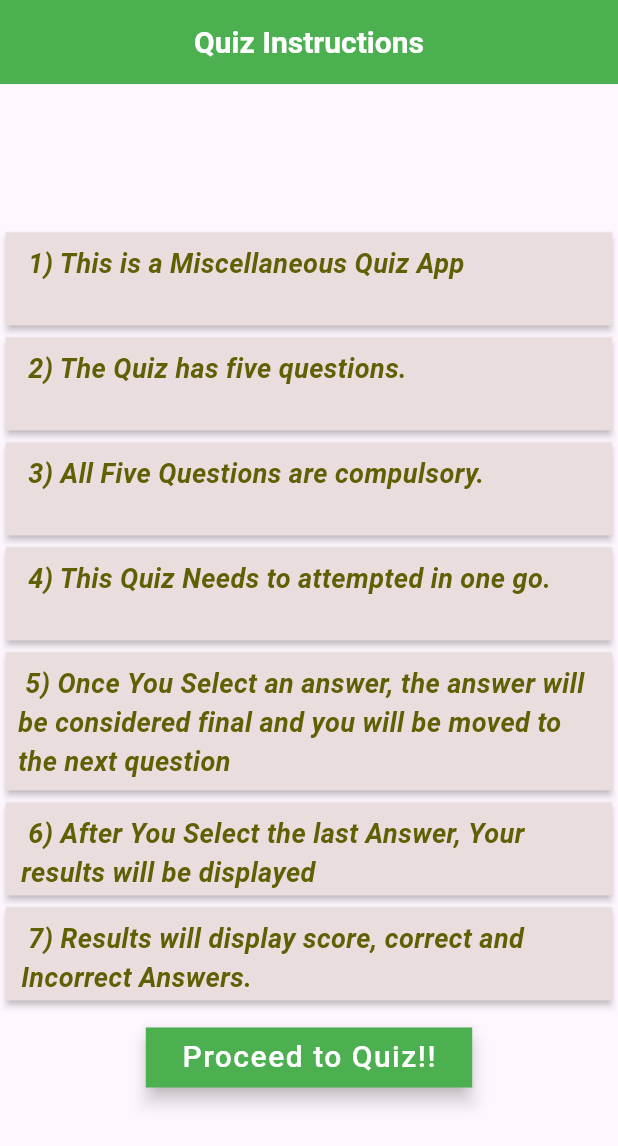
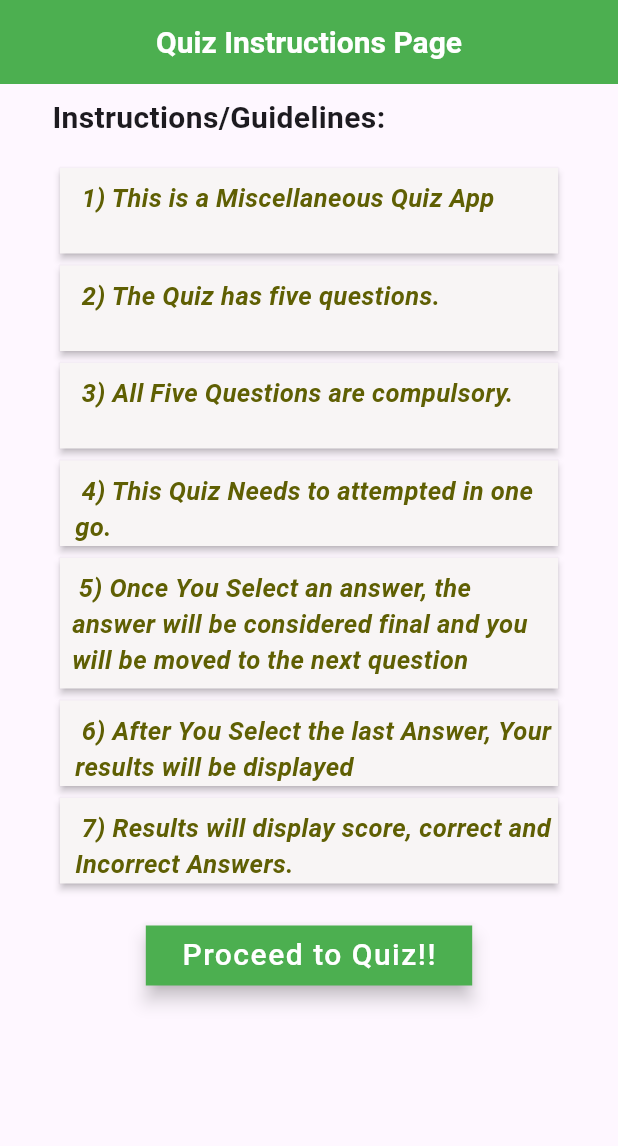
Before and after one commit to LAKSH3002/Quiz-App, a Flutter app: the screen it shows after launch, on a phone screen of 412 x 824 dp. Shown: the top 1146 px of the screen. Run offline on Flutter 3.47's test engine with Material 3 defaults, Android fonts, the phone set to English and light mode, and no system bars; our stand-ins replace animated_splash_screen.

Commit message:
Designed and added some styling to widgets

```diff
--- a/quizapp/lib/InstructionScreen.dart
+++ b/quizapp/lib/InstructionScreen.dart
@@ -14,12 +14,16 @@ class Instructionscreen extends StatefulWidget {
 }
 
 class _InstructionscreenState extends State<Instructionscreen> {
+
   @override
   Widget build(BuildContext context) {
+    // final screenwidth = MediaQuery.of(context).size.width;
+    // final screenheight = MediaQuery.of(context).size.height;
     return Scaffold(
+      // App bar
       appBar: AppBar(
         title: const Text(
-          'Quiz Instructions',
+          'Quiz Instructions Page',
           style: TextStyle(
               fontSize: 20, color: Colors.white, fontWeight: FontWeight.w600),
         ),
@@ -27,29 +31,37 @@ class _InstructionscreenState extends State<Instructionscreen> {
         centerTitle: true,
         backgroundColor: Colors.green,
       ),
+      // Body of App
       body: Container(
         child: Center(
+          // Column to display cards in a column
           child: Column(
-            mainAxisAlignment: MainAxisAlignment.center,
+            // mainAxisAlignment: MainAxisAlignment.center,
             children: [
-
+              const SizedBox(height: 8,),
+              const Text(
+              'Instructions/Guidelines:                       ',
+              style: TextStyle(
+              fontSize: 20, fontWeight: FontWeight.w600),
+              ),
+              const SizedBox(height: 15,),
               InstructionsCard(' 1) This is a Miscellaneous Quiz App'),
               InstructionsCard(' 2) The Quiz has five questions.'),
               InstructionsCard(' 3) All Five Questions are compulsory.'),
               InstructionsCard(' 4) This Quiz Needs to attempted in one go.'),
               Container(
-          height: 100,
-          width: 500,
-          child: const Card(
-            elevation: 2,
-            color: const Color.fromARGB(255, 234, 221, 221),
-            shape: LinearBorder(),
-            child: Padding(
+              height: 95,
+              width: 340,
+              child: const Card(
+              elevation: 2,
+              color: const Color.fromARGB(255, 248, 245, 245),
+              shape: LinearBorder(),
+              child: Padding(
               padding: EdgeInsets.all(8.0),
               child: Text(' 5) Once You Select an answer, the answer will be considered final and you will be moved to the next question',
                 style: const TextStyle(
                   color: Color.fromARGB(255, 95, 95, 3),
-                fontSize: 18,
+                fontSize: 17,
                 fontWeight: FontWeight.w600,
                   fontStyle: FontStyle.italic,
                   ),
@@ -59,7 +71,8 @@ class _InstructionscreenState extends State<Instructionscreen> {
               ),
               InstructionsCard(' 6) After You Select the last Answer, Your results will be displayed'),
               InstructionsCard(' 7) Results will display score, correct and Incorrect Answers.'),
-              const SizedBox(height: 10,),
+              const SizedBox(height: 20,),
+              // Button to proceed to the quiz
               ElevatedButton(
                 style: ElevatedButton.styleFrom(
                   backgroundColor: Colors.green,
@@ -85,21 +98,22 @@ class _InstructionscreenState extends State<Instructionscreen> {
 }
 
 // ignore: non_constant_identifier_names
+// Card to display instructions of the quiz
 Widget InstructionsCard(String title)
 {
   return Container(
-    height: 70,
-    width: 500,
+    height: 65,
+    width: 340,
     child: Card(
       elevation: 2,
-      color: Color.fromARGB(255, 234, 221, 221),
+      color: Color.fromARGB(255, 248, 245, 245),
       shape: LinearBorder(),
       child: Padding(
         padding: const EdgeInsets.only(top: 8, left: 10),
         child: Text(title,
           style: const TextStyle(
             color: Color.fromARGB(255, 95, 95, 3),
-          fontSize: 18,
+          fontSize: 17,
           fontWeight: FontWeight.w600,
           fontStyle: FontStyle.italic),
         ),
--- a/quizapp/lib/startquiz.dart
+++ b/quizapp/lib/startquiz.dart
@@ -50,7 +50,7 @@ class _StartQuizState extends State<StartQuiz> {
                 builder: (BuildContext context) =>
                 QuizScreen()));
               },
-              child: const Text('Start Quiz Now!!',
+              child: const Text('Start Quiz !!',
               style: TextStyle(fontSize: 25, letterSpacing: 2),
               ),
             ),
```
Also changed, not shown: 1 other file.
